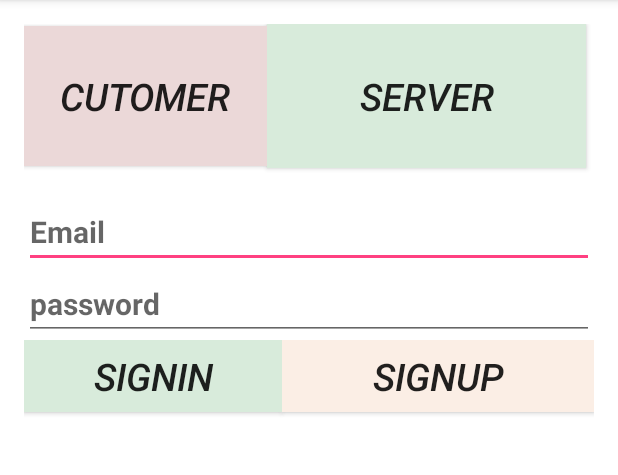
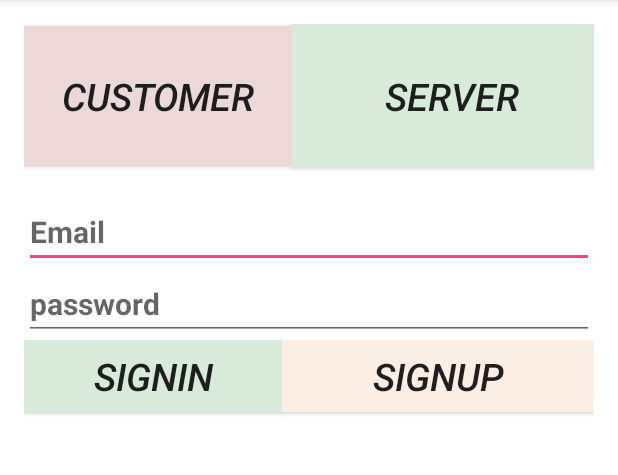
Before and after one commit to aseelzene121/MyCustomerService, an Android app: the screen it shows after launch (ClientRequest1), on a phone screen of 412 x 824 dp, the part 84-559 px from its top. Run offline under Robolectric (Android 15) with nearby library versions, the phone set to English and light mode, and no system bars; our stand-ins replace Firebase (no records; nobody signed in at launch, a user with empty details on screens opened directly).

Commit message:
Merge remote-tracking branch 'origin/master'
# Conflicts:
#	.idea/misc.xml

```diff
--- a/app/src/main/AndroidManifest.xml
+++ b/app/src/main/AndroidManifest.xml
@@ -16,7 +16,7 @@
             </intent-filter>
         </activity>
         <activity android:name=".Signup" />
-        <activity android:name=".Coustemerservice" />
+        <activity android:name=".Custemerservice" />
         <activity
             android:name=".ShowTasksActivityCode"
             android:label="@string/title_activity_list_view"
--- a/app/src/main/java/com/example/aseelzene/mycustomerservice/ClientRequest1.java
+++ b/app/src/main/java/com/example/aseelzene/mycustomerservice/ClientRequest1.java
@@ -50,7 +50,7 @@ public class ClientRequest1 extends AppCompatActivity {
                     public void onComplete(@NonNull Task<AuthResult> task) {
                         if (task.isSuccessful()) {
                             Toast.makeText(ClientRequest1.this, "signIn Successful", Toast.LENGTH_SHORT).show();// //**Toast:A toast provides simple feedback about an operation in a small popup
-                            Intent i = new Intent(ClientRequest1.this, Coustemerservice.class);
+                            Intent i = new Intent(ClientRequest1.this, Custemerservice.class);
                             startActivity(i);
                             finish();//** finish an exit this activity
 
--- a/app/src/main/java/com/example/aseelzene/mycustomerservice/Coustemerservice.java
+++ b/app/src/main/java/com/example/aseelzene/mycustomerservice/Custemerservice.java
@@ -25,7 +25,7 @@ import com.google.firebase.database.ValueEventListener;
 
 import java.util.Calendar;
 
-public class Coustemerservice extends AppCompatActivity {
+public class Custemerservice extends AppCompatActivity {
     private Button btnHelpme;
     private EditText etFreeText;
     private TextView tvStatus;
--- a/app/src/main/res/layout/activity_client_request.xml
+++ b/app/src/main/res/layout/activity_client_request.xml
@@ -30,7 +30,8 @@
                 android:id="@+id/btnCustomer"
                 android:background="#ebd8d8"
                 android:textSize="25dp"
-                android:textStyle="italic" />
+                android:textStyle="italic"
+                android:layout_weight="0.13" />
 
             <Button
                 android:layout_width="wrap_content"
--- a/app/src/main/res/layout/activity_coustemerservice.xml
+++ b/app/src/main/res/layout/activity_coustemerservice.xml
@@ -7,7 +7,7 @@
     android:paddingLeft="@dimen/activity_horizontal_margin"
     android:paddingRight="@dimen/activity_horizontal_margin"
     android:paddingTop="@dimen/activity_vertical_margin"
-    tools:context="com.example.aseelzene.mycustomerservice.Coustemerservice"
+    tools:context=".Custemerservice"
     android:background="#ffffff">
 
     <LinearLayout
--- a/app/src/main/res/values/strings.xml
+++ b/app/src/main/res/values/strings.xml
@@ -13,7 +13,7 @@
     <string name="Password">Password</string>
     <string name="RePassword">RePassword</string>
     <string name="Signup">Signup</string>
-    <string name="Customer">cutomer</string>
+    <string name="Customer">customer</string>
     <string name="Server">Server</string>
     <string name="ZoneCode">zonecode</string>
     <string name="Save">Save</string>
```
